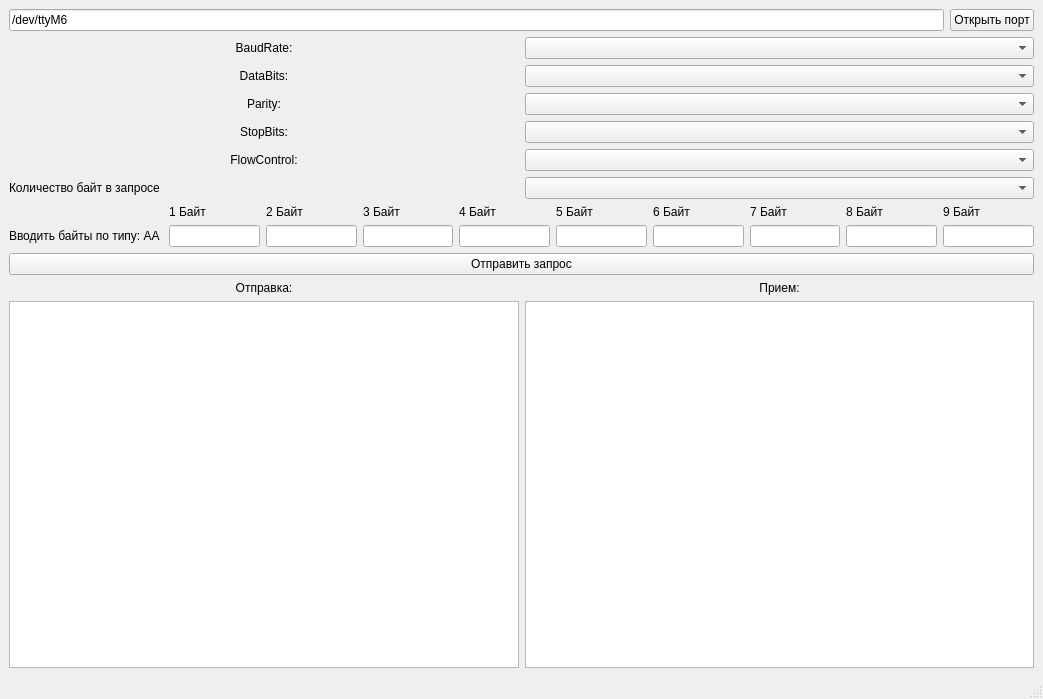
This is mainwindow.ui in 97Danil97/CheckSerialPort as Qt 5 draws it before an edit. The edited form follows.
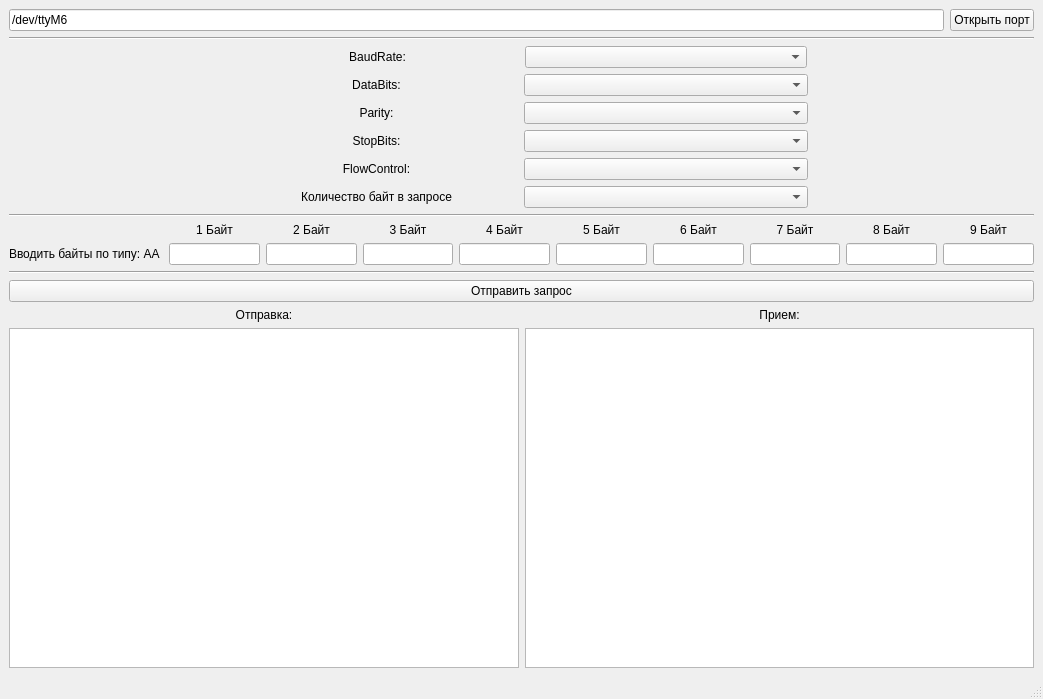
This is the edited form.

Diff of the .ui file:
```diff
--- a/mainwindow.ui
+++ b/mainwindow.ui
@@ -18,23 +18,304 @@
     <item row="0" column="0">
      <layout class="QGridLayout" name="gridLayout_2">
       <item row="2" column="0">
-       <layout class="QHBoxLayout" name="horizontalLayout_9">
+       <layout class="QHBoxLayout" name="horizontalLayout_9" stretch="4,5,5,4">
+        <item>
+         <spacer name="horizontalSpacer_12">
+          <property name="orientation">
+           <enum>Qt::Horizontal</enum>
+          </property>
+          <property name="sizeHint" stdset="0">
+           <size>
+            <width>40</width>
+            <height>20</height>
+           </size>
+          </property>
+         </spacer>
+        </item>
         <item>
          <widget class="QLabel" name="label_11">
           <property name="text">
            <string>Количество байт в запросе</string>
           </property>
+          <property name="alignment">
+           <set>Qt::AlignCenter</set>
+          </property>
          </widget>
         </item>
         <item>
          <widget class="QComboBox" name="comboBoxNumberOfBytes"/>
         </item>
+        <item>
+         <spacer name="horizontalSpacer_13">
+          <property name="orientation">
+           <enum>Qt::Horizontal</enum>
+          </property>
+          <property name="sizeHint" stdset="0">
+           <size>
+            <width>40</width>
+            <height>20</height>
+           </size>
+          </property>
+         </spacer>
+        </item>
        </layout>
       </item>
+      <item row="8" column="0">
+       <layout class="QVBoxLayout" name="verticalLayout"/>
+      </item>
+      <item row="4" column="0">
+       <layout class="QGridLayout" name="gridLayout_3">
+        <item row="0" column="9">
+         <widget class="QLabel" name="label_9">
+          <property name="text">
+           <string>9 Байт</string>
+          </property>
+          <property name="alignment">
+           <set>Qt::AlignCenter</set>
+          </property>
+         </widget>
+        </item>
+        <item row="0" column="4">
+         <widget class="QLabel" name="label_4">
+          <property name="text">
+           <string>4 Байт</string>
+          </property>
+          <property name="alignment">
+           <set>Qt::AlignCenter</set>
+          </property>
+         </widget>
+        </item>
+        <item row="1" column="6">
+         <widget class="QLineEdit" name="lineEditbyte_6">
+          <property name="maxLength">
+           <number>2</number>
+          </property>
+          <property name="alignment">
+           <set>Qt::AlignCenter</set>
+          </property>
+         </widget>
+        </item>
+        <item row="0" column="2">
+         <widget class="QLabel" name="label_2">
+          <property name="text">
+           <string>2 Байт</string>
+          </property>
+          <property name="alignment">
+           <set>Qt::AlignCenter</set>
+          </property>
+         </widget>
+        </item>
+        <item row="1" column="7">
+         <widget class="QLineEdit" name="lineEditbyte_7">
+          <property name="maxLength">
+           <number>2</number>
+          </property>
+          <property name="alignment">
+           <set>Qt::AlignCenter</set>
+          </property>
+         </widget>
+        </item>
+        <item row="1" column="0">
+         <widget class="QLabel" name="label_10">
+          <property name="text">
+           <string>Вводить байты по типу: AA </string>
+          </property>
+         </widget>
+        </item>
+        <item row="1" column="2">
+         <widget class="QLineEdit" name="lineEditbyte_2">
+          <property name="maxLength">
+           <number>2</number>
+          </property>
+          <property name="alignment">
+           <set>Qt::AlignCenter</set>
+          </property>
+         </widget>
+        </item>
+        <item row="0" column="1">
+         <widget class="QLabel" name="label">
+          <property name="text">
+           <string>1 Байт</string>
+          </property>
+          <property name="alignment">
+           <set>Qt::AlignCenter</set>
+          </property>
+         </widget>
+        </item>
+        <item row="1" column="8">
+         <widget class="QLineEdit" name="lineEditbyte_8">
+          <property name="maxLength">
+           <number>2</number>
+          </property>
+          <property name="alignment">
+           <set>Qt::AlignCenter</set>
+          </property>
+         </widget>
+        </item>
+        <item row="0" column="7">
+         <widget class="QLabel" name="label_7">
+          <property name="text">
+           <string>7 Байт</string>
+          </property>
+          <property name="alignment">
+           <set>Qt::AlignCenter</set>
+          </property>
+         </widget>
+        </item>
+        <item row="0" column="8">
+         <widget class="QLabel" name="label_8">
+          <property name="text">
+           <string>8 Байт</string>
+          </property>
+          <property name="alignment">
+           <set>Qt::AlignCenter</set>
+          </property>
+         </widget>
+        </item>
+        <item row="0" column="6">
+         <widget class="QLabel" name="label_6">
+          <property name="text">
+           <string>6 Байт</string>
+          </property>
+          <property name="alignment">
+           <set>Qt::AlignCenter</set>
+          </property>
+         </widget>
+        </item>
+        <item row="0" column="5">
+         <widget class="QLabel" name="label_5">
+          <property name="text">
+           <string>5 Байт</string>
+          </property>
+          <property name="alignment">
+           <set>Qt::AlignCenter</set>
+          </property>
+         </widget>
+        </item>
+        <item row="1" column="5">
+         <widget class="QLineEdit" name="lineEditbyte_5">
+          <property name="maxLength">
+           <number>2</number>
+          </property>
+          <property name="alignment">
+           <set>Qt::AlignCenter</set>
+          </property>
+         </widget>
+        </item>
+        <item row="1" column="1">
+         <widget class="QLineEdit" name="lineEditbyte">
+          <property name="maxLength">
+           <number>2</number>
+          </property>
+          <property name="alignment">
+           <set>Qt::AlignCenter</set>
+          </property>
+         </widget>
+        </item>
+        <item row="1" column="9">
+         <widget class="QLineEdit" name="lineEditbyte_9">
+          <property name="maxLength">
+           <number>2</number>
+          </property>
+          <property name="alignment">
+           <set>Qt::AlignCenter</set>
+          </property>
+         </widget>
+        </item>
+        <item row="1" column="4">
+         <widget class="QLineEdit" name="lineEditbyte_4">
+          <property name="maxLength">
+           <number>2</number>
+          </property>
+          <property name="alignment">
+           <set>Qt::AlignCenter</set>
+          </property>
+         </widget>
+        </item>
+        <item row="1" column="3">
+         <widget class="QLineEdit" name="lineEditbyte_3">
+          <property name="maxLength">
+           <number>2</number>
+          </property>
+          <property name="alignment">
+           <set>Qt::AlignCenter</set>
+          </property>
+         </widget>
+        </item>
+        <item row="0" column="3">
+         <widget class="QLabel" name="label_3">
+          <property name="text">
+           <string>3 Байт</string>
+          </property>
+          <property name="alignment">
+           <set>Qt::AlignCenter</set>
+          </property>
+         </widget>
+        </item>
+       </layout>
+      </item>
+      <item row="3" column="0">
+       <widget class="Line" name="line_2">
+        <property name="windowModality">
+         <enum>Qt::NonModal</enum>
+        </property>
+        <property name="frameShadow">
+         <enum>QFrame::Sunken</enum>
+        </property>
+        <property name="midLineWidth">
+         <number>0</number>
+        </property>
+        <property name="orientation">
+         <enum>Qt::Horizontal</enum>
+        </property>
+       </widget>
+      </item>
+      <item row="6" column="0">
+       <widget class="QPushButton" name="pushButtonSendMessage">
+        <property name="text">
+         <string>Отправить запрос</string>
+        </property>
+       </widget>
+      </item>
       <item row="1" column="0">
-       <layout class="QVBoxLayout" name="verticalLayout_4">
+       <layout class="QVBoxLayout" name="verticalLayout_4" stretch="0,0,0,0,0,0">
         <item>
-         <layout class="QHBoxLayout" name="horizontalLayout_4">
+         <widget class="Line" name="line">
+          <property name="lineWidth">
+           <number>1</number>
+          </property>
+          <property name="midLineWidth">
+           <number>0</number>
+          </property>
+          <property name="orientation">
+           <enum>Qt::Horizontal</enum>
+          </property>
+         </widget>
+        </item>
+        <item>
+         <layout class="QHBoxLayout" name="horizontalLayout_4" stretch="4,5,5,4">
+          <property name="spacing">
+           <number>6</number>
+          </property>
+          <property name="leftMargin">
+           <number>1</number>
+          </property>
+          <property name="rightMargin">
+           <number>1</number>
+          </property>
+          <item>
+           <spacer name="horizontalSpacer_8">
+            <property name="orientation">
+             <enum>Qt::Horizontal</enum>
+            </property>
+            <property name="sizeHint" stdset="0">
+             <size>
+              <width>40</width>
+              <height>20</height>
+             </size>
+            </property>
+           </spacer>
+          </item>
           <item>
            <widget class="QLabel" name="label_15">
             <property name="text">
@@ -48,10 +329,36 @@
           <item>
            <widget class="QComboBox" name="comboBoxBaudRate"/>
           </item>
+          <item>
+           <spacer name="horizontalSpacer_9">
+            <property name="orientation">
+             <enum>Qt::Horizontal</enum>
+            </property>
+            <property name="sizeHint" stdset="0">
+             <size>
+              <width>40</width>
+              <height>20</height>
+             </size>
+            </property>
+           </spacer>
+          </item>
          </layout>
         </item>
         <item>
-         <layout class="QHBoxLayout" name="horizontalLayout_5">
+         <layout class="QHBoxLayout" name="horizontalLayout_5" stretch="4,5,5,4">
+          <item>
+           <spacer name="horizontalSpacer_6">
+            <property name="orientation">
+             <enum>Qt::Horizontal</enum>
+            </property>
+            <property name="sizeHint" stdset="0">
+             <size>
+              <width>40</width>
+              <height>20</height>
+             </size>
+            </property>
+           </spacer>
+          </item>
           <item>
            <widget class="QLabel" name="label_16">
             <property name="text">
@@ -65,10 +372,36 @@
           <item>
            <widget class="QComboBox" name="comboBoxDataBits"/>
           </item>
+          <item>
+           <spacer name="horizontalSpacer_7">
+            <property name="orientation">
+             <enum>Qt::Horizontal</enum>
+            </property>
+            <property name="sizeHint" stdset="0">
+             <size>
+              <width>40</width>
+              <height>20</height>
+             </size>
+            </property>
+           </spacer>
+          </item>
          </layout>
         </item>
         <item>
-         <layout class="QHBoxLayout" name="horizontalLayout_6">
+         <layout class="QHBoxLayout" name="horizontalLayout_6" stretch="4,5,5,4">
+          <item>
+           <spacer name="horizontalSpacer">
+            <property name="orientation">
+             <enum>Qt::Horizontal</enum>
+            </property>
+            <property name="sizeHint" stdset="0">
+             <size>
+              <width>40</width>
+              <height>20</height>
+             </size>
+            </property>
+           </spacer>
+          </item>
           <item>
            <widget class="QLabel" name="label_17">
             <property name="text">
@@ -82,10 +415,36 @@
           <item>
            <widget class="QComboBox" name="comboBoxParity"/>
           </item>
+          <item>
+           <spacer name="horizontalSpacer_3">
+            <property name="orientation">
+             <enum>Qt::Horizontal</enum>
+            </property>
+            <property name="sizeHint" stdset="0">
+             <size>
+              <width>40</width>
+              <height>20</height>
+             </size>
+            </property>
+           </spacer>
+          </item>
          </layout>
         </item>
         <item>
-         <layout class="QHBoxLayout" name="horizontalLayout_7">
+         <layout class="QHBoxLayout" name="horizontalLayout_7" stretch="4,5,5,4">
+          <item>
+           <spacer name="horizontalSpacer_4">
+            <property name="orientation">
+             <enum>Qt::Horizontal</enum>
+            </property>
+            <property name="sizeHint" stdset="0">
+             <size>
+              <width>40</width>
+              <height>20</height>
+             </size>
+            </property>
+           </spacer>
+          </item>
           <item>
            <widget class="QLabel" name="label_18">
             <property name="text">
@@ -99,10 +458,36 @@
           <item>
            <widget class="QComboBox" name="comboBoxStopBits"/>
           </item>
+          <item>
+           <spacer name="horizontalSpacer_5">
+            <property name="orientation">
+             <enum>Qt::Horizontal</enum>
+            </property>
+            <property name="sizeHint" stdset="0">
+             <size>
+              <width>40</width>
+              <height>20</height>
+             </size>
+            </property>
+           </spacer>
+          </item>
          </layout>
         </item>
         <item>
-         <layout class="QHBoxLayout" name="horizontalLayout_8">
+         <layout class="QHBoxLayout" name="horizontalLayout_8" stretch="4,5,5,4">
+          <item>
+           <spacer name="horizontalSpacer_10">
+            <property name="orientation">
+             <enum>Qt::Horizontal</enum>
+            </property>
+            <property name="sizeHint" stdset="0">
+             <size>
+              <width>40</width>
+              <height>20</height>
+             </size>
+            </property>
+           </spacer>
+          </item>
           <item>
            <widget class="QLabel" name="label_19">
             <property name="text">
@@ -116,6 +501,19 @@
           <item>
            <widget class="QComboBox" name="comboBoxFlowControl"/>
           </item>
+          <item>
+           <spacer name="horizontalSpacer_11">
+            <property name="orientation">
+             <enum>Qt::Horizontal</enum>
+            </property>
+            <property name="sizeHint" stdset="0">
+             <size>
+              <width>40</width>
+              <height>20</height>
+             </size>
+            </property>
+           </spacer>
+          </item>
          </layout>
         </item>
        </layout>
@@ -139,6 +537,9 @@
        </layout>
       </item>
       <item row="7" column="0">
+       <layout class="QGridLayout" name="gridLayout" columnstretch="0"/>
+      </item>
+      <item row="9" column="0">
        <layout class="QVBoxLayout" name="verticalLayout_3">
         <item>
          <layout class="QHBoxLayout" name="horizontalLayout_2">
@@ -177,152 +578,9 @@
        </layout>
       </item>
       <item row="5" column="0">
-       <layout class="QGridLayout" name="gridLayout" columnstretch="0"/>
-      </item>
-      <item row="6" column="0">
-       <layout class="QVBoxLayout" name="verticalLayout"/>
-      </item>
-      <item row="3" column="0">
-       <layout class="QGridLayout" name="gridLayout_3">
-        <item row="1" column="1">
-         <widget class="QLineEdit" name="lineEditbyte">
-          <property name="maxLength">
-           <number>2</number>
-          </property>
-         </widget>
-        </item>
-        <item row="0" column="9">
-         <widget class="QLabel" name="label_9">
-          <property name="text">
-           <string>9 Байт</string>
-          </property>
-         </widget>
-        </item>
-        <item row="1" column="8">
-         <widget class="QLineEdit" name="lineEditbyte_8">
-          <property name="maxLength">
-           <number>2</number>
-          </property>
-         </widget>
-        </item>
-        <item row="0" column="2">
-         <widget class="QLabel" name="label_2">
-          <property name="text">
-           <string>2 Байт</string>
-          </property>
-         </widget>
-        </item>
-        <item row="0" column="4">
-         <widget class="QLabel" name="label_4">
-          <property name="text">
-           <string>4 Байт</string>
-          </property>
-         </widget>
-        </item>
-        <item row="0" column="7">
-         <widget class="QLabel" name="label_7">
-          <property name="text">
-           <string>7 Байт</string>
-          </property>
-         </widget>
-        </item>
-        <item row="0" column="8">
-         <widget class="QLabel" name="label_8">
-          <property name="text">
-           <string>8 Байт</string>
-          </property>
-         </widget>
-        </item>
-        <item row="1" column="6">
-         <widget class="QLineEdit" name="lineEditbyte_6">
-          <property name="maxLength">
-           <number>2</number>
-          </property>
-         </widget>
-        </item>
-        <item row="1" column="9">
-         <widget class="QLineEdit" name="lineEditbyte_9">
-          <property name="maxLength">
-           <number>2</number>
-          </property>
-         </widget>
-        </item>
-        <item row="1" column="4">
-         <widget class="QLineEdit" name="lineEditbyte_4">
-          <property name="maxLength">
-           <number>2</number>
-          </property>
-         </widget>
-        </item>
-        <item row="1" column="5">
-         <widget class="QLineEdit" name="lineEditbyte_5">
-          <property name="maxLength">
-           <number>2</number>
-          </property>
-         </widget>
-        </item>
-        <item row="0" column="3">
-         <widget class="QLabel" name="label_3">
-          <property name="text">
-           <string>3 Байт</string>
-          </property>
-         </widget>
-        </item>
-        <item row="0" column="6">
-         <widget class="QLabel" name="label_6">
-          <property name="text">
-           <string>6 Байт</string>
-          </property>
-         </widget>
-        </item>
-        <item row="1" column="3">
-         <widget class="QLineEdit" name="lineEditbyte_3">
-          <property name="maxLength">
-           <number>2</number>
-          </property>
-         </widget>
-        </item>
-        <item row="0" column="5">
-         <widget class="QLabel" name="label_5">
-          <property name="text">
-           <string>5 Байт</string>
-          </property>
-         </widget>
-        </item>
-        <item row="1" column="2">
-         <widget class="QLineEdit" name="lineEditbyte_2">
-          <property name="maxLength">
-           <number>2</number>
-          </property>
-         </widget>
-        </item>
-        <item row="1" column="7">
-         <widget class="QLineEdit" name="lineEditbyte_7">
-          <property name="maxLength">
-           <number>2</number>
-          </property>
-         </widget>
-        </item>
-        <item row="0" column="1">
-         <widget class="QLabel" name="label">
-          <property name="text">
-           <string>1 Байт</string>
-          </property>
-         </widget>
-        </item>
-        <item row="1" column="0">
-         <widget class="QLabel" name="label_10">
-          <property name="text">
-           <string>Вводить байты по типу: AA </string>
-          </property>
-         </widget>
-        </item>
-       </layout>
-      </item>
-      <item row="4" column="0">
-       <widget class="QPushButton" name="pushButtonSendMessage">
-        <property name="text">
-         <string>Отправить запрос</string>
+       <widget class="Line" name="line_3">
+        <property name="orientation">
+         <enum>Qt::Horizontal</enum>
         </property>
        </widget>
       </item>
```
Left out of the diff: 36 changed lines with no effect on the pictures.
